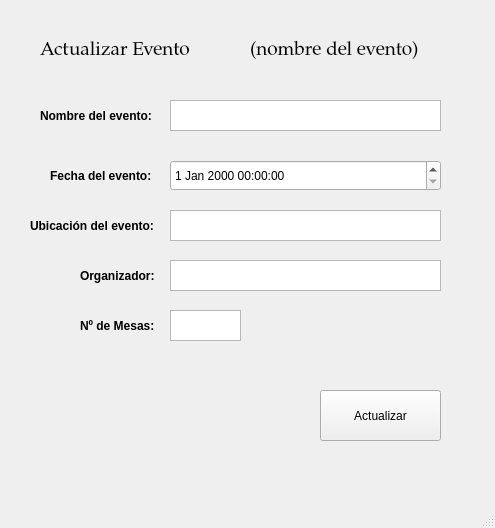
Above: src/ui/ActualizarEvento.ui from IvanJesusCorbalanPascual/Gestor-de-Eventos before the change. Below: the same form after it.
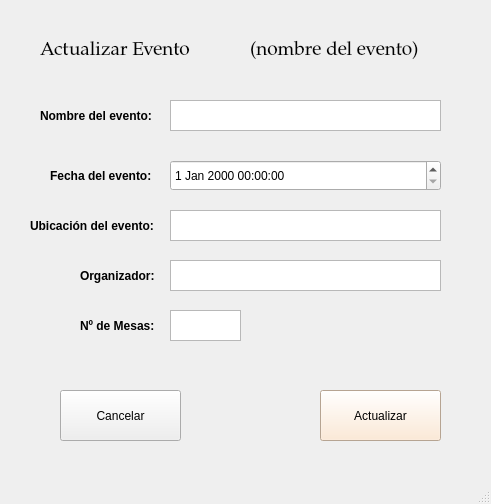
That is the form after the change.

Patch:
```diff
--- a/src/ui/ActualizarEvento.ui
+++ b/src/ui/ActualizarEvento.ui
@@ -6,8 +6,8 @@
    <rect>
     <x>0</x>
     <y>0</y>
-    <width>495</width>
-    <height>528</height>
+    <width>491</width>
+    <height>504</height>
    </rect>
   </property>
   <property name="windowTitle">
@@ -154,6 +154,11 @@
       <height>51</height>
      </rect>
     </property>
+    <property name="styleSheet">
+     <string notr="true">QWidget {
+    background-color: rgb(255, 230, 204); /* Un naranja muy pálido o melocotón claro */
+}</string>
+    </property>
     <property name="text">
      <string>Actualizar</string>
     </property>
@@ -222,6 +227,22 @@
      <string>(nombre del evento)</string>
     </property>
    </widget>
+   <widget class="QPushButton" name="pushButton_6">
+    <property name="geometry">
+     <rect>
+      <x>60</x>
+      <y>390</y>
+      <width>121</width>
+      <height>51</height>
+     </rect>
+    </property>
+    <property name="styleSheet">
+     <string notr="true"/>
+    </property>
+    <property name="text">
+     <string>Cancelar</string>
+    </property>
+   </widget>
   </widget>
   <widget class="QMenuBar" name="menubar">
    <property name="geometry">
```
Left out of the diff: 2 changed lines with no effect on the pictures.
